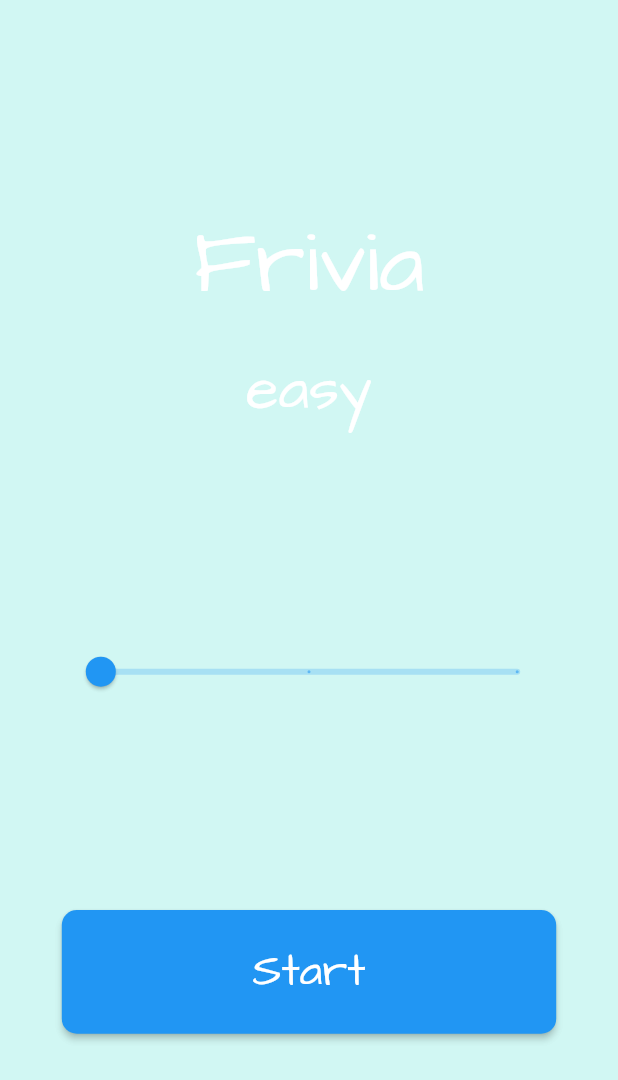
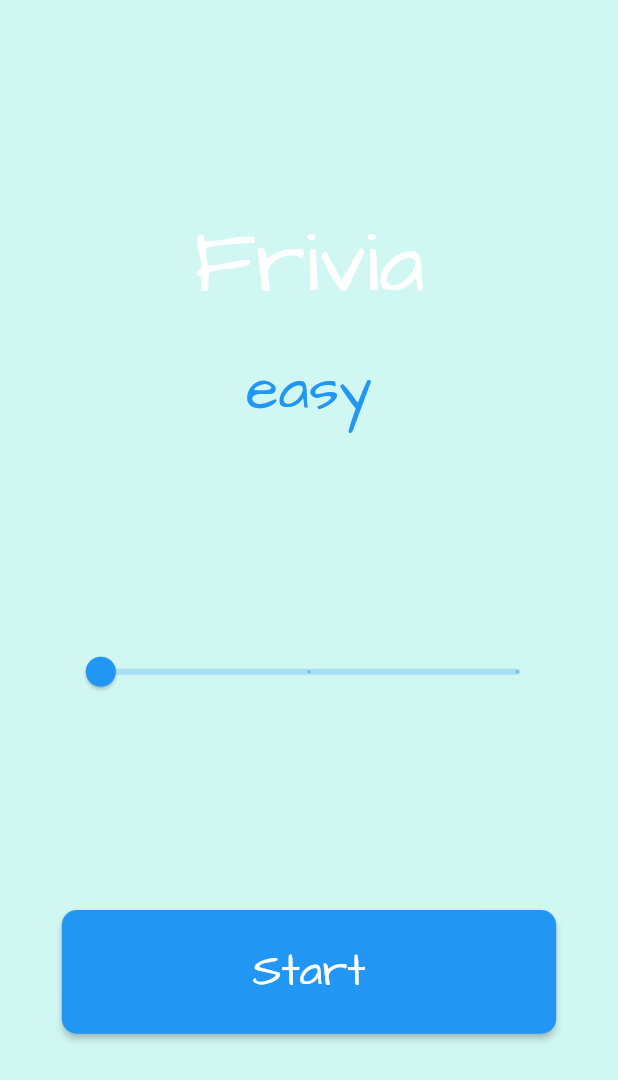
Before and after one commit to Nuri801/Frivia-quizapp, a Flutter app: the screen it shows after launch, on a phone screen of 412 x 824 dp. Shown: the top 1080 px of the screen. Run offline on Flutter 3.47's test engine with Material 2 defaults, Android fonts, the light colour scheme and no system bars; our stand-ins replace dio, get, loading_indicator.

Commit message:
Applying colors to widgets using GetX

```diff
--- a/lib/pages/welcome_page.dart
+++ b/lib/pages/welcome_page.dart
@@ -67,7 +67,7 @@ class _WelcomePageState extends State<WelcomePage> {
         controller.getLevel(controller.difficultyNum.toInt()),
         style: TextStyle(
           fontSize: 40,
-          color: Colors.white,
+          color: controller.colorList[controller.difficultyNum.toInt()-1],
         ),
       );
     });
--- a/lib/providers/level_controller.dart
+++ b/lib/providers/level_controller.dart
@@ -1,14 +1,22 @@
+import 'dart:ui';
+
+import 'package:flutter/material.dart';
 import 'package:get/get.dart';
 
 class LevelController extends GetxController{
 
   List<String> levelList = ['','easy', 'medium', 'hard'];
 
+  List<Color?> colorList = [Colors.blue, Colors.yellow, Colors.orange ];
+
+  String difficultyName = 'easy';
+
   double difficultyNum = 1;
 
   String getLevel(int number) {
     String levelName = levelList[difficultyNum.toInt()];
-    print(levelName);
+    difficultyName = levelName;
+    // update();
     return levelName;
   }
 
```
Also changed, not shown: lib/pages/game_page.dart (+35 -10 lines), lib/providers/game_page_provider.dart (+7 -5 lines).
